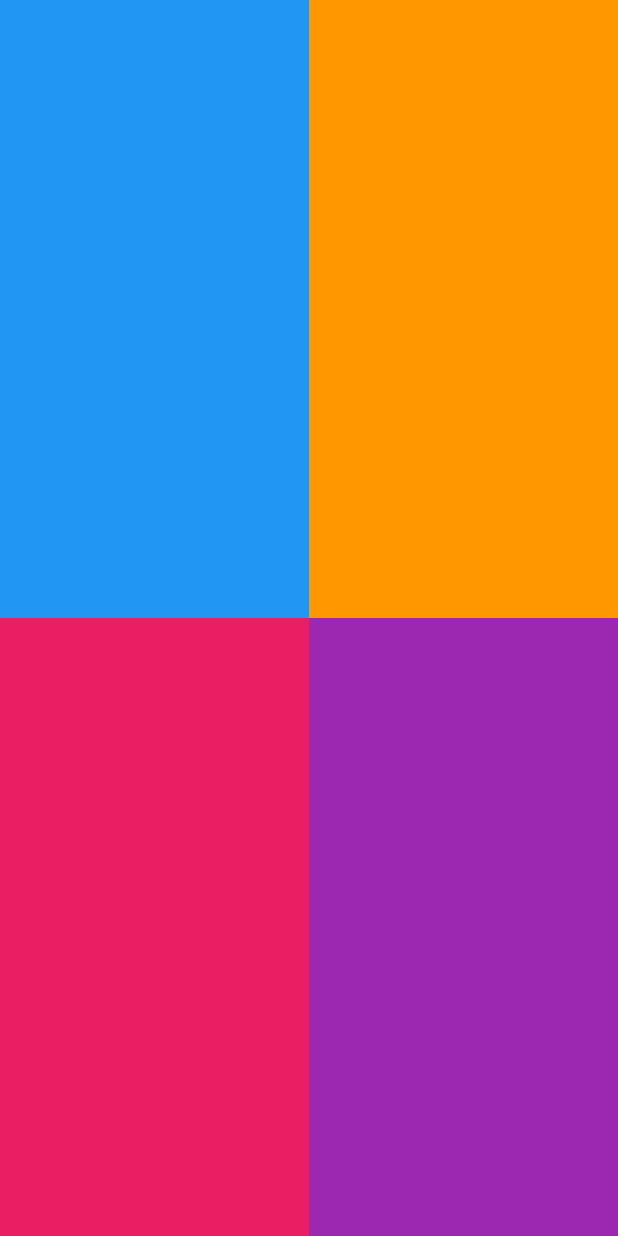
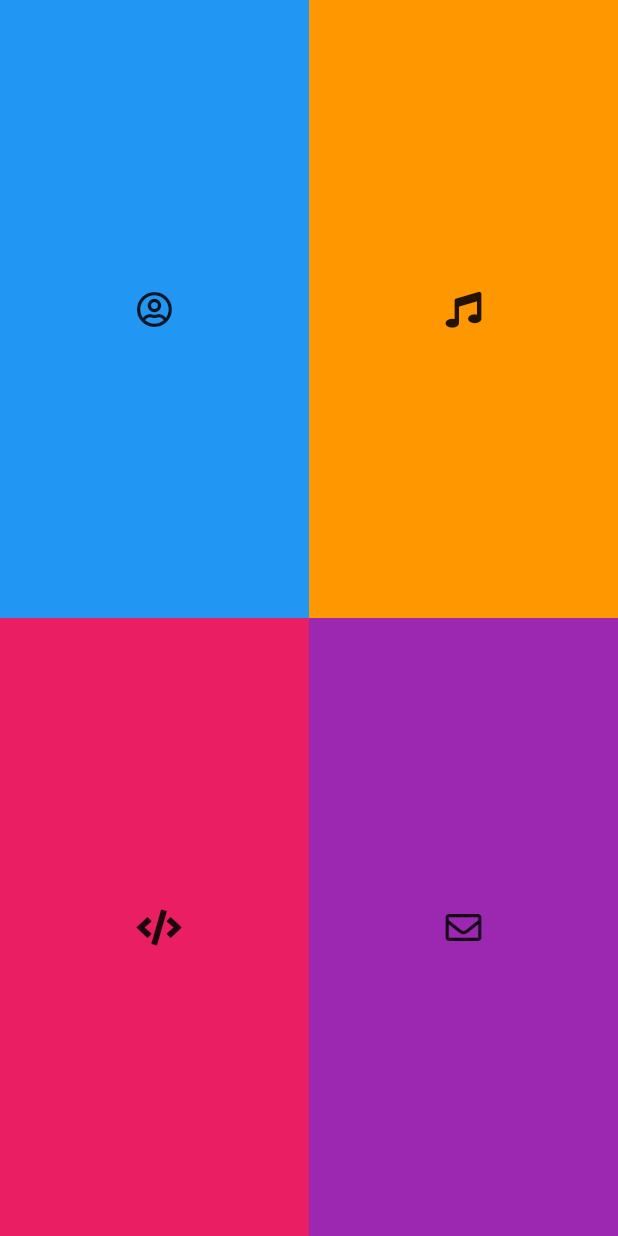
Before and after one commit to richardnd5/flutter-website, a Flutter app: the screen it shows after launch, on a phone screen of 412 x 824 dp. Run offline on Flutter 3.47's test engine with Material 2 defaults, Android fonts, the phone set to English and light mode, and no system bars; our stand-ins replace font_awesome_flutter, url_strategy; missing offline and left inert: dart:js.

Commit message:
adds border radius to expanding home page

```diff
--- a/lib/views/pages/about/about_page.dart
+++ b/lib/views/pages/about/about_page.dart
@@ -17,10 +17,10 @@ class _AboutPageState extends State<AboutPage> {
     return InnerPageContainer(
       child: Padding(
         padding: const EdgeInsets.all(32),
-        child: Column(
+        child: ListView(
           children: [
             Text(
-              'Hello! Welcome to my website. It holds a few creative projects I have done over the years. This website is still under construction.',
+              'Welcome! This website is an experiment with new navigation patterns for the web. It is built in Flutter.',
               style: Theme.of(context).textTheme.bodyText1,
               textAlign: TextAlign.center,
             ),
--- a/lib/views/pages/contact/contact_page.dart
+++ b/lib/views/pages/contact/contact_page.dart
@@ -9,13 +9,12 @@ class ContactPage extends StatelessWidget {
   Widget build(BuildContext context) {
     return InnerPageContainer(
       child: ListView(
-        shrinkWrap: true,
         children: [
           Text(
             'Contact Page',
             style: Theme.of(context).textTheme.headline3,
+            textAlign: TextAlign.center,
           ),
-          // SizedBox(height: 64),
           Text(
             'nathan at byeahwecan dot com',
             style: Theme.of(context).textTheme.headline6,
--- a/lib/views/pages/home/components/home_page_expanding_cell.dart
+++ b/lib/views/pages/home/components/home_page_expanding_cell.dart
@@ -9,6 +9,9 @@ class HomePageExpandingCell extends StatelessWidget {
   final double smallPercent = 0.1;
   final double largeHeight = 0.9;
   final double largeWidth = 1;
+  final double maxWidth = 1000;
+  final double maxHeight = 1000;
+
   final PageType type;
 
   _goToPage(BuildContext context, PageType type) {
@@ -37,10 +40,12 @@ class HomePageExpandingCell extends StatelessWidget {
     var size = MediaQuery.of(context).size;
     var watched = context.watch<HomePageViewModel>();
 
+    bool typeSelected = watched.selectedPage == type;
+
     return AnimatedAlign(
       duration: HomePageViewModel.animDuration,
       curve: HomePageViewModel.curve,
-      alignment: watched.selectedPage == type
+      alignment: typeSelected
           ? Alignment.topCenter
           : watched.selectedPage == null
               ? _getNullAlignment()
@@ -49,37 +54,59 @@ class HomePageExpandingCell extends StatelessWidget {
         onTap: () => _goToPage(context, type),
         child: AnimatedContainer(
           duration: HomePageViewModel.animDuration,
+          decoration: BoxDecoration(
+            borderRadius: BorderRadius.all(
+              Radius.circular(
+                watched.selectedPage == null
+                    ? 0
+                    : typeSelected
+                        ? 24
+                        : 6,
+              ),
+            ),
+          ),
+          clipBehavior: Clip.hardEdge,
           curve: HomePageViewModel.curve,
           width: watched.selectedPage == null
               ? size.width / 2
-              : size.width *
-                  (watched.selectedPage == type ? largeWidth : smallPercent),
+              : (size.width * (typeSelected ? largeWidth : smallPercent)) >
+                      maxWidth
+                  ? maxWidth
+                  : (size.width * (typeSelected ? largeWidth : smallPercent)),
           height: watched.selectedPage == null
               ? size.height / 2
-              : size.height *
-                  (watched.selectedPage == type ? largeHeight : smallPercent),
+              : (size.height * (typeSelected ? largeHeight : smallPercent)) >
+                      maxHeight
+                  ? maxHeight
+                  : (size.height * (typeSelected ? largeHeight : smallPercent)),
           child: Material(
             child: Container(
               color: type.getPageColor(),
               child: AnimatedPadding(
                 duration: HomePageViewModel.animDuration,
                 curve: HomePageViewModel.curve,
-                padding:
-                    EdgeInsets.only(top: watched.selectedPage == type ? 16 : 0),
+                padding: EdgeInsets.only(top: typeSelected ? 16 : 0),
                 child: AnimatedAlign(
                   duration: HomePageViewModel.animDuration,
                   curve: HomePageViewModel.curve,
-                  alignment: _getAligment(watched),
-                  child: AnimatedOpacity(
+                  alignment: _getAligment(typeSelected),
+                  child: AnimatedSwitcher(
+                    duration: HomePageViewModel.animDuration,
+                    switchInCurve: HomePageViewModel.curve,
+                    switchOutCurve: HomePageViewModel.curve,
+                    child: typeSelected
+                        ? AnimatedOpacity(
                             duration: HomePageViewModel.animDuration,
                             curve: HomePageViewModel.curve,
-                    opacity: watched.selectedPage == type ? 1.0 : 0,
+                            opacity: typeSelected ? 1.0 : 0,
                             child: AnimatedContainer(
                               duration: HomePageViewModel.animDuration,
                               curve: HomePageViewModel.curve,
-                      height: watched.selectedPage == type ? size.height : 0,
+                              height: typeSelected ? size.height : 0,
                               child: type.getPageWidget(),
                             ),
+                          )
+                        : Icon(type.getIcon()),
                   ),
                 ),
               ),
@@ -107,10 +134,8 @@ class HomePageExpandingCell extends StatelessWidget {
     }
   }
 
-  Alignment _getAligment(HomePageViewModel watched) {
-    return watched.selectedPage == type
-        ? Alignment.topCenter
-        : Alignment.center;
+  Alignment _getAligment(bool typeSelected) {
+    return typeSelected ? Alignment.topCenter : Alignment.center;
   }
 
   Alignment _getNullAlignment() {
--- a/lib/views/pages/music/music_page.dart
+++ b/lib/views/pages/music/music_page.dart
@@ -1,7 +1,7 @@
 import 'package:flutter/material.dart';
 import 'package:flutter_website/views/pages/coding/components/icon_text_button.dart';
 import 'package:flutter_website/views/components/inner_page_container.dart';
-import 'package:flutter_website/views/pages/music/music_page_new.dart';
+import 'package:flutter_website/views/pages/music/components/vimeo_video.dart';
 
 import '../home/home_page_view_model.dart';
 
```
Also changed, not shown: lib/views/components/inner_page_container.dart (+0 -13 lines), lib/views/pages/coding/coding_page.dart (+60 -37 lines), lib/views/pages/coding/components/icon_text_button.dart (+12 -4 lines), lib/views/pages/music/components/vimeo_video.dart (renamed from lib/views/pages/music/music_page_new.dart, +0 -17 lines). Lines whose indentation alone changed are shown as unchanged.
